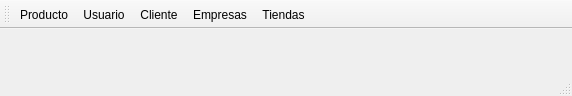
This is mainwindow.ui in benArambide/ProyFinal-IS2 as Qt 5 draws it before an edit. The edited form follows.
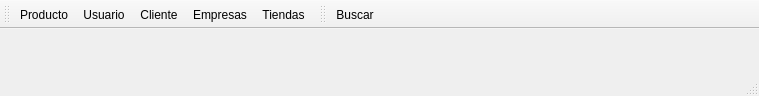
This is the edited form. Icons and pictures are not drawn.

The edit to the form file:
```diff
--- a/mainwindow.ui
+++ b/mainwindow.ui
@@ -6,7 +6,7 @@
    <rect>
     <x>0</x>
     <y>0</y>
-    <width>572</width>
+    <width>759</width>
     <height>96</height>
    </rect>
   </property>
@@ -59,6 +59,24 @@
     <cursorShape>IBeamCursor</cursorShape>
    </property>
   </widget>
+  <widget class="QToolBar" name="options_toolBar">
+   <property name="windowTitle">
+    <string>toolBar</string>
+   </property>
+   <property name="iconSize">
+    <size>
+     <width>36</width>
+     <height>36</height>
+    </size>
+   </property>
+   <attribute name="toolBarArea">
+    <enum>TopToolBarArea</enum>
+   </attribute>
+   <attribute name="toolBarBreak">
+    <bool>false</bool>
+   </attribute>
+   <addaction name="actionBuscar"/>
+  </widget>
   <action name="actionProducto">
    <property name="icon">
     <iconset resource="Icons/Icons.qrc">
```
